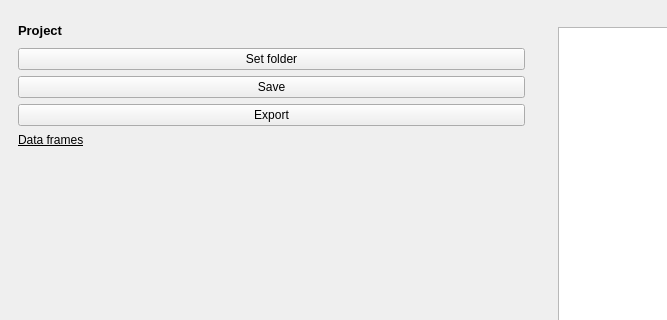
First picture: the form in pyminflux/ui/main_window.ui, repository bsse-scf/pyMINFLUX, before the edit; both pictures show x 0 to 667 and y 0 to 320 of the 1250 by 900 pixel window.
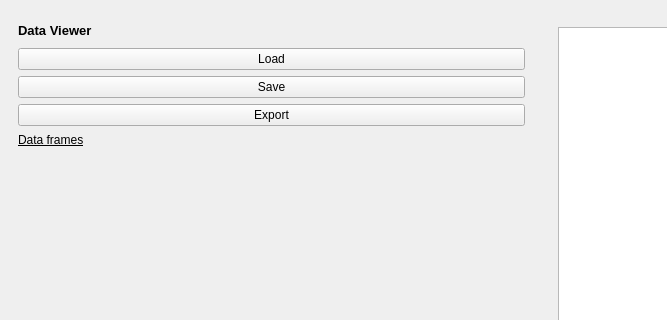
Second picture: the form after the edit.

What changed in the file:
```diff
--- a/pyminflux/ui/main_window.ui
+++ b/pyminflux/ui/main_window.ui
@@ -57,14 +57,14 @@
           </font>
          </property>
          <property name="text">
-          <string>Project</string>
+          <string>Data Viewer</string>
          </property>
         </widget>
        </item>
        <item>
         <widget class="QPushButton" name="pbSelectProjectFolder">
          <property name="text">
-          <string>Set folder</string>
+          <string>Load</string>
          </property>
         </widget>
        </item>
```
Left out of the diff: 4 changed lines with no effect on the pictures.
